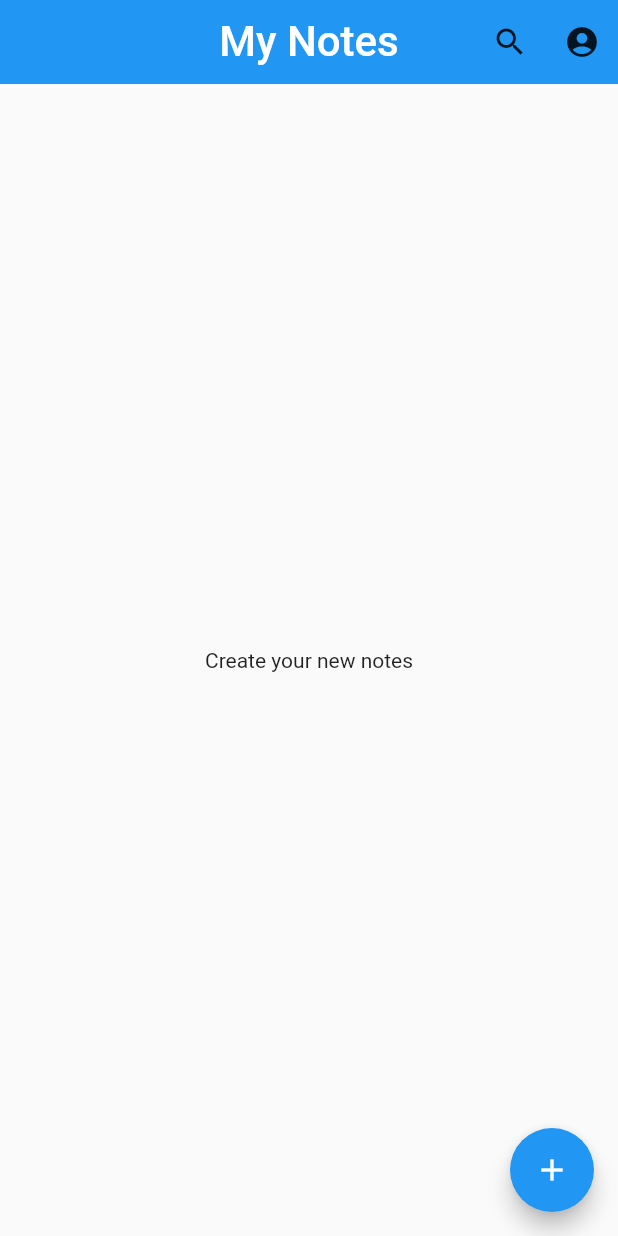
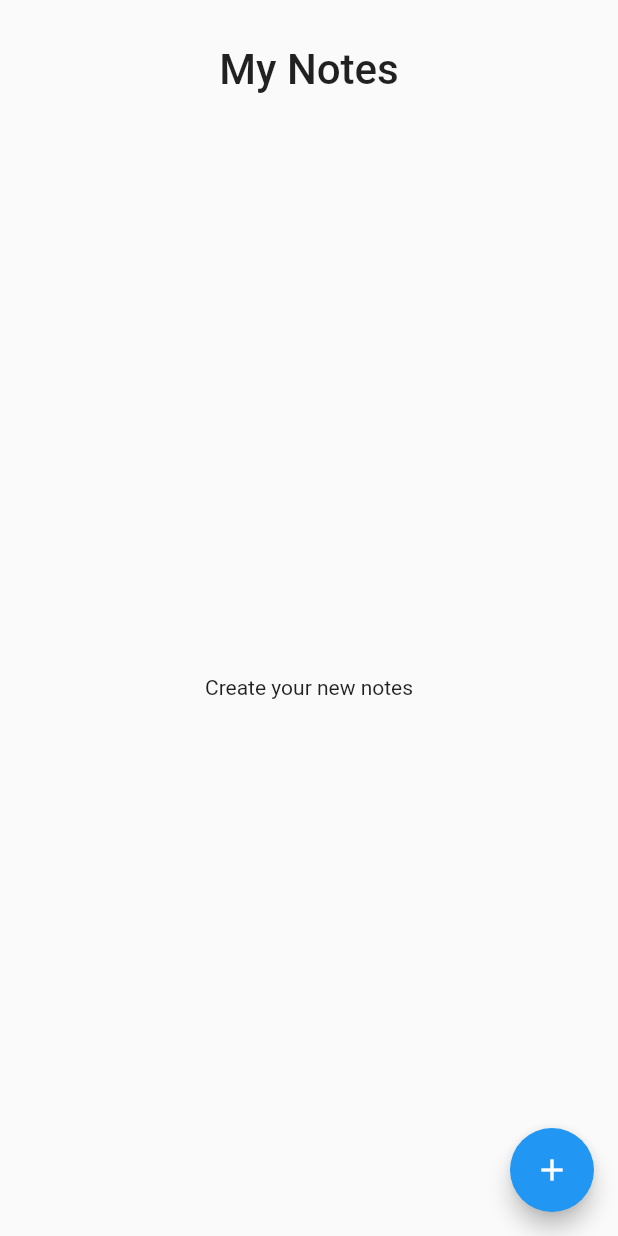
Before and after one commit to mobasaradev/minima, a Flutter app: the screen it shows after launch, on a phone screen of 412 x 824 dp. Run offline on Flutter 3.47's test engine with Material 2 defaults, Android fonts, the phone set to English and light mode, and no system bars; statements that could not run were skipped.

Commit message:
add widget NoteAppBar

```diff
--- a/lib/pages/home_page.dart
+++ b/lib/pages/home_page.dart
@@ -1,6 +1,7 @@
 import 'package:counter_app/controller/note_controller.dart';
 import 'package:counter_app/pages/pages.dart';
 import 'package:counter_app/utils/utils.dart';
+import 'package:counter_app/widgets/app_bar.dart';
 import 'package:counter_app/widgets/note_card.dart';
 import 'package:flutter/cupertino.dart';
 import 'package:flutter/material.dart';
@@ -20,32 +21,7 @@ class _HomePageState extends State<HomePage> {
     return SafeArea(
       child: Scaffold(
         backgroundColor: NoteColor.backGroundColor,
-        appBar: AppBar(
-          iconTheme: const IconThemeData(
-            color: NoteColor.secondaryTextColor,
-          ),
-          centerTitle: true,
-          title: const Text(
-            "My Notes",
-            style: TextStyle(
-              fontSize: 28,
-              fontWeight: FontWeight.w500,
-              color: NoteColor.primaryTextColor,
-            ),
-          ),
-          backgroundColor: NoteColor.transparentColor,
-          elevation: 0,
-          actions: [
-            IconButton(
-              onPressed: () {},
-              icon: const Icon(Icons.search),
-            ),
-            IconButton(
-              onPressed: () {},
-              icon: const Icon(Icons.account_circle),
-            ),
-          ],
-        ),
+        appBar: const NoteAppBar(),
         body: SizedBox(
           child: (noteProvider.notes.isNotEmpty)
               ? const NoteCard()
--- /dev/null
+++ b/lib/widgets/app_bar.dart
@@ -0,0 +1,30 @@
+import 'package:counter_app/utils/utils.dart';
+import 'package:flutter/material.dart';
+
+class NoteAppBar extends StatelessWidget implements PreferredSizeWidget {
+  const NoteAppBar({super.key});
+
+  @override
+  Size get preferredSize => const Size.fromHeight(100);
+
+  @override
+  Widget build(BuildContext context) {
+    return Container(
+      color: NoteColor.transparentColor,
+      child: const Padding(
+        padding: EdgeInsets.symmetric(
+          vertical: 30,
+        ),
+        child: Text(
+          "My Notes",
+          textAlign: TextAlign.center,
+          style: TextStyle(
+            fontSize: 28,
+            fontWeight: FontWeight.w500,
+            color: NoteColor.primaryTextColor,
+          ),
+        ),
+      ),
+    );
+  }
+}
--- /dev/null
+++ b/lib/widgets/widgets.dart
@@ -0,0 +1,2 @@
+export 'app_bar.dart';
+export 'note_card.dart';
```
